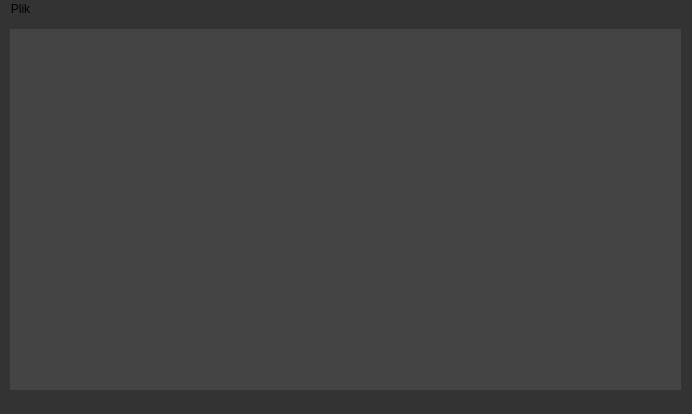
Old version of the form textedit.ui in the repository pierzchalatomasz/TextEdit.
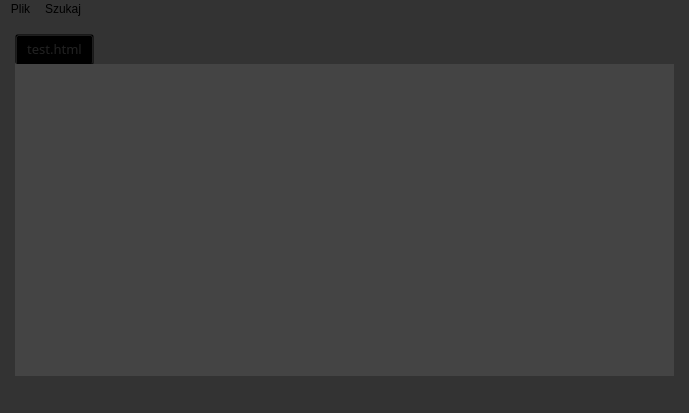
New version of the form.

Commit message: Zmieniłem style

```diff
--- a/textedit.ui
+++ b/textedit.ui
@@ -6,8 +6,8 @@
    <rect>
     <x>0</x>
     <y>0</y>
-    <width>692</width>
-    <height>414</height>
+    <width>689</width>
+    <height>413</height>
    </rect>
   </property>
   <property name="windowTitle">
@@ -17,27 +17,100 @@
    <string notr="true">background: #333;</string>
   </property>
   <widget class="QWidget" name="centralWidget">
-   <widget class="QTextEdit" name="textEdit">
-    <property name="geometry">
-     <rect>
-      <x>10</x>
-      <y>10</y>
-      <width>671</width>
-      <height>361</height>
-     </rect>
+   <property name="styleSheet">
+    <string notr="true">border: none;
+margin: 30px;
+background: transparent;</string>
+   </property>
+   <layout class="QGridLayout" name="gridLayout_2">
+    <property name="leftMargin">
+     <number>15</number>
     </property>
-    <property name="font">
-     <font>
-      <family>Consolas</family>
-      <pointsize>11</pointsize>
-     </font>
+    <property name="topMargin">
+     <number>15</number>
     </property>
-    <property name="styleSheet">
-     <string notr="true">border: none;
+    <property name="rightMargin">
+     <number>15</number>
+    </property>
+    <property name="bottomMargin">
+     <number>15</number>
+    </property>
+    <item row="0" column="0">
+     <widget class="QTabWidget" name="tabWidget">
+      <property name="font">
+       <font>
+        <family>Segoe UI Light</family>
+        <pointsize>10</pointsize>
+       </font>
+      </property>
+      <property name="styleSheet">
+       <string notr="true">color: #222;
+padding: 0;
+margin: 0px</string>
+      </property>
+      <property name="tabPosition">
+       <enum>QTabWidget::North</enum>
+      </property>
+      <property name="tabShape">
+       <enum>QTabWidget::Rounded</enum>
+      </property>
+      <property name="currentIndex">
+       <number>0</number>
+      </property>
+      <widget class="QWidget" name="tab">
+       <property name="acceptDrops">
+        <bool>false</bool>
+       </property>
+       <property name="styleSheet">
+        <string notr="true">background: #333;
+color: #fff;
+padding: 0;</string>
+       </property>
+       <attribute name="title">
+        <string>test.html</string>
+       </attribute>
+       <layout class="QGridLayout" name="gridLayout">
+        <property name="sizeConstraint">
+         <enum>QLayout::SetDefaultConstraint</enum>
+        </property>
+        <property name="leftMargin">
+         <number>0</number>
+        </property>
+        <property name="topMargin">
+         <number>0</number>
+        </property>
+        <property name="rightMargin">
+         <number>0</number>
+        </property>
+        <property name="bottomMargin">
+         <number>0</number>
+        </property>
+        <property name="spacing">
+         <number>0</number>
+        </property>
+        <item row="0" column="0">
+         <widget class="QTextEdit" name="textEdit">
+          <property name="font">
+           <font>
+            <family>Consolas</family>
+            <pointsize>11</pointsize>
+           </font>
+          </property>
+          <property name="styleSheet">
+           <string notr="true">border: none;
 background: #444;
 color: #ccc;</string>
-    </property>
-   </widget>
+          </property>
+          <property name="tabStopWidth">
+           <number>20</number>
+          </property>
+         </widget>
+        </item>
+       </layout>
+      </widget>
+     </widget>
+    </item>
+   </layout>
   </widget>
   <widget class="QMenuBar" name="menuBar">
    <property name="enabled">
@@ -47,7 +120,7 @@
     <rect>
      <x>0</x>
      <y>0</y>
-     <width>692</width>
+     <width>689</width>
      <height>21</height>
     </rect>
    </property>
@@ -57,7 +130,13 @@
     </property>
     <addaction name="actionOpenFile"/>
    </widget>
+   <widget class="QMenu" name="menuSzukaj">
+    <property name="title">
+     <string>Szukaj</string>
+    </property>
+   </widget>
    <addaction name="menuPlik"/>
+   <addaction name="menuSzukaj"/>
   </widget>
   <widget class="QStatusBar" name="statusBar">
    <property name="enabled">
```
Left out of the diff: 21 changed lines with no effect on the pictures. The commit also changes 4 other files.
